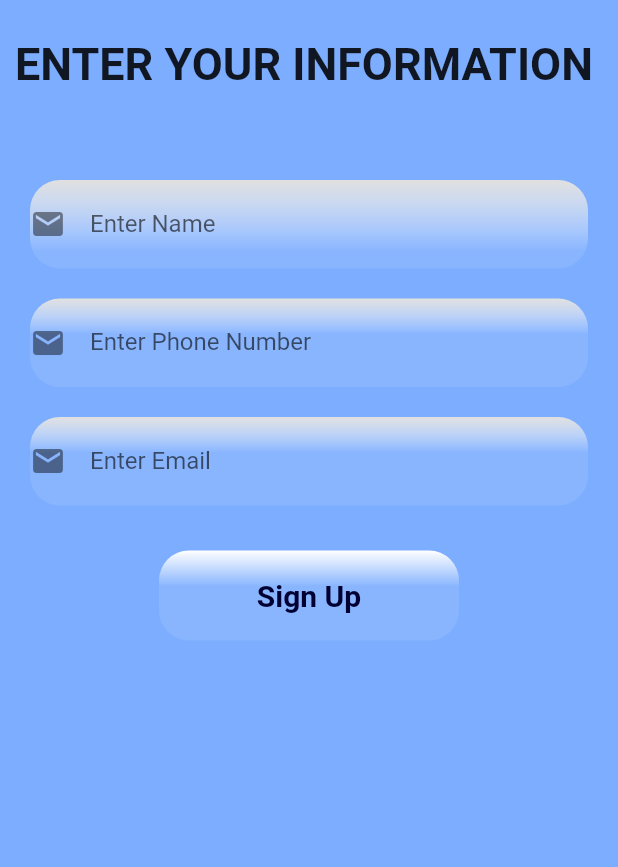
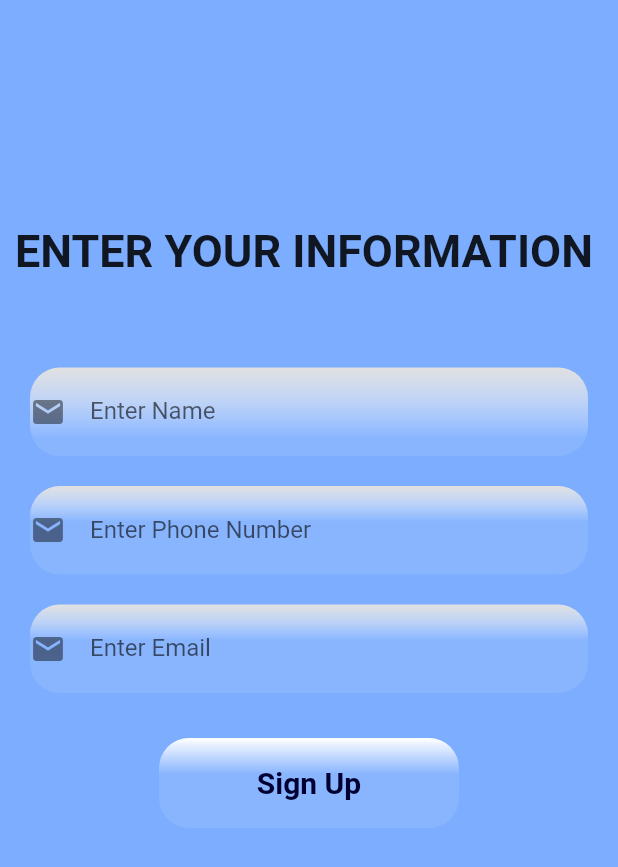
Before and after one commit to 2020-HelloWorld/FeedbackSystem, a Flutter app: the screen it shows after launch, after a tap on "Register", on a phone screen of 412 x 824 dp. Shown: the top 867 px of the screen. Run offline on Flutter 3.47's test engine with Material 2 defaults, Android fonts, the phone set to English and light mode, and no system bars; our stand-ins replace cloud_firestore, firebase_core; accounts and stored records are empty.

Commit message:
Complete App

```diff
--- a/dreampath/lib/Pages/FeedbackHome.dart
+++ b/dreampath/lib/Pages/FeedbackHome.dart
@@ -16,7 +16,7 @@ class FeedbackHome extends StatelessWidget {
       body: SingleChildScrollView(
         child: Expanded(
           child: Padding(
-            padding: const EdgeInsets.all(130.0),
+            padding: const EdgeInsets.only(top:150.0,left: 100),
             child: Column(
               children: [
                 Container(
@@ -32,7 +32,7 @@ class FeedbackHome extends StatelessWidget {
                     ),
                     onPressed: (){
                       Navigator.push(context,MaterialPageRoute(
-                          builder: (context)=>CounsellingDone()
+                          builder: (context)=>CounsellingDone(username: this.username,password: this.password,)
                       ));
                     },
                   ),
--- a/dreampath/lib/Pages/HomePage.dart
+++ b/dreampath/lib/Pages/HomePage.dart
@@ -11,11 +11,11 @@ class HomePage extends StatelessWidget {
   @override
   Widget build(BuildContext context) {
     return Scaffold(
-      backgroundColor: Colors.white12,
+      backgroundColor: Colors.white,
       body: SingleChildScrollView(
         child: Expanded(
           child: Padding(
-            padding: const EdgeInsets.only(left: 75.0,top: 50),
+            padding: const EdgeInsets.only(left: 20.0,top: 200),
             child: Column(
               mainAxisAlignment: MainAxisAlignment.spaceAround,
               children: [
--- a/dreampath/lib/Pages/Register.dart
+++ b/dreampath/lib/Pages/Register.dart
@@ -1,5 +1,5 @@
 import 'package:flutter/material.dart';
-
+import 'package:cloud_firestore/cloud_firestore.dart';
 import 'SplashScreen.dart';
 
 class Register extends StatefulWidget {
@@ -13,6 +13,8 @@ class _RegisterState extends State<Register> {
   TextEditingController _email = new TextEditingController();
   TextEditingController _name = new TextEditingController();
   TextEditingController _ph = new TextEditingController();
+  var _count = 0;
+  var date = "2022";
 
   @override
   Widget build(BuildContext context) {
@@ -21,7 +23,7 @@ class _RegisterState extends State<Register> {
       body: SingleChildScrollView(
         child: Expanded(
           child: Padding(
-            padding: const EdgeInsets.only(top:25.0,left: 10,right: 10),
+            padding: const EdgeInsets.only(top:150.0,left: 10,right: 10),
             child: Column(
               children: [
                 Text("ENTER YOUR INFORMATION ",
@@ -116,6 +118,36 @@ class _RegisterState extends State<Register> {
                       ),
                     ),
                     onPressed: (){
+                      // FirebaseFirestore.instance.collection("Dreampath").doc(date).collection("Student").doc("S10").update({
+                      //   "age":"GMB"
+                      // });
+                      FirebaseFirestore.instance.collection("Dreampath").doc(date).collection("Student").get().then((snapshots) => _count = snapshots.docs.length).then((value) {
+                        _count = _count + 1;
+                        FirebaseFirestore.instance.collection("Dreampath").doc(date).collection("Student").doc("S${_count}").set(
+                            {
+                              "name": "${_name.text.toString()}",
+                              "email ID": "${_email.text.toString()}",
+                              "Phone no.": "${_ph.text.toString()}",
+                              // "Q2[0]":0,
+                              // "Q2[1]":"",
+                              // "Q2[2]":"",
+                              // "Q2[3]":"",
+                              // "Q2[4]":"",
+                              // "Q2[5]":0,
+                              // "Q2[6]":"",
+                              // "Q2[7]":0,
+                              // "Q3[0]":0,
+                              // "Q3[1]":"",
+                              // "Q3[2]":"",
+                              // "Q3[3]":"",
+                              // "Q3[4]":"",
+                              // "Q3[5]":0,
+                              // "Q3[6]":"",
+                              // "Q3[7]":0,
+                            });
+                      }
+                      );
+
                       Navigator.push(context,MaterialPageRoute(
                           builder: (context)=>SplashScreen()
                       ));
--- a/dreampath/lib/Pages/login.dart
+++ b/dreampath/lib/Pages/login.dart
@@ -21,7 +21,7 @@ class _SignInState extends State<SignIn> {
       body: SingleChildScrollView(
         child: Expanded(
           child: Padding(
-            padding: const EdgeInsets.only(left:8.0,top: 20),
+            padding: const EdgeInsets.only(left:8.0,top: 100),
             child: Column(
               children: [
                 Container(
@@ -87,7 +87,7 @@ class _SignInState extends State<SignIn> {
                     ),
                     onPressed: (){
                       Navigator.push(context,MaterialPageRoute(
-                          builder: (context)=>FeedbackHome(username:_username.toString(),password: _password.toString())
+                          builder: (context)=>FeedbackHome(username:_username.text.toString(),password: _password.text.toString())
                       ));
                     },
                   ),
--- a/dreampath/lib/main.dart
+++ b/dreampath/lib/main.dart
@@ -1,8 +1,16 @@
 import 'package:flutter/material.dart';
 import 'Pages/FeedbackHome.dart';
 import 'Pages/SplashScreen.dart';
+import 'package:firebase_core/firebase_core.dart';
+import 'firebase_options.dart';
 
-void main()=>runApp(MyApp());
+void main() async{
+  WidgetsFlutterBinding.ensureInitialized();
+  await Firebase.initializeApp(
+    options: DefaultFirebaseOptions.currentPlatform,
+  );
+  runApp(MyApp());
+}
 
 class MyApp extends StatelessWidget {
   const MyApp({Key? key}) : super(key: key);
--- a/dreampath/pubspec.yaml
+++ b/dreampath/pubspec.yaml
@@ -34,6 +34,7 @@ dependencies:
   # The following adds the Cupertino Icons font to your application.
   # Use with the CupertinoIcons class for iOS style icons.
   cupertino_icons: ^1.0.2
+  firebase_core: ^1.21.1
 
 dev_dependencies:
   flutter_test:
@@ -45,6 +46,9 @@ dev_dependencies:
   # package. See that file for information about deactivating specific lint
   # rules and activating additional ones.
   flutter_lints: ^2.0.0
+  firebase_auth: ^3.4.2
+  cloud_firestore: ^3.4.5
+  intl: ^0.17.0
 
 # For information on the generic Dart part of this file, see the
 # following page: https://dart.dev/tools/pub/pubspec
```
Also changed, not shown: dreampath/lib/Pages/CounsellingDone.dart (+30 -2 lines), dreampath/lib/Pages/XDone.dart (+15 -0 lines), dreampath/lib/Pages/XIIDone.dart (+12 -1 lines), dreampath/lib/firebase_options.dart (added), dreampath/pubspec.lock, 6 other files.
